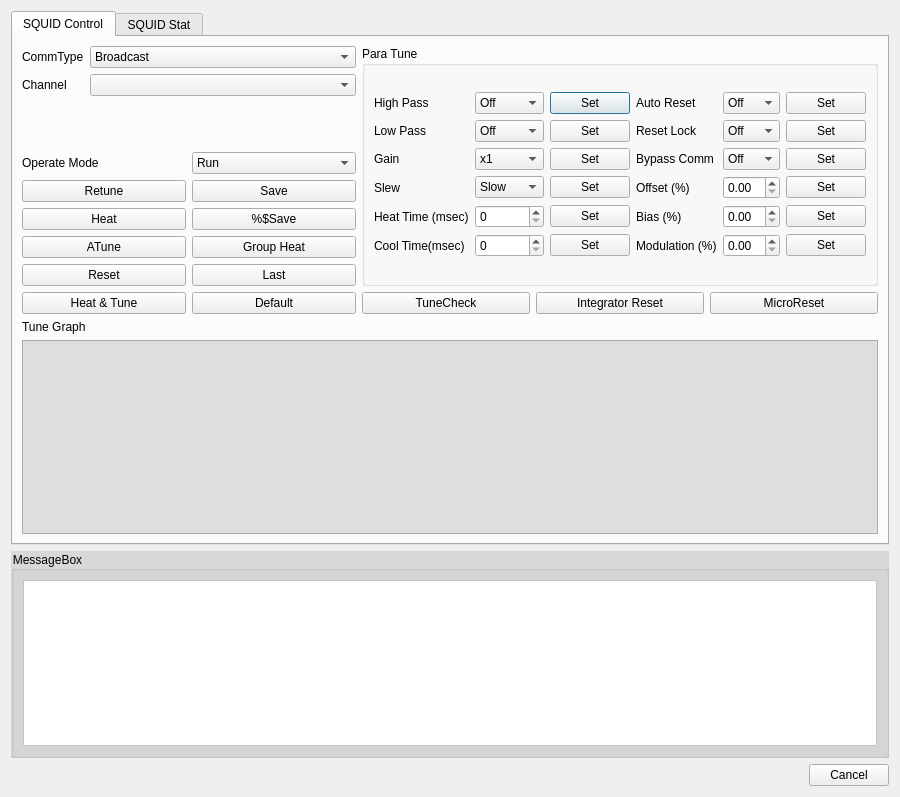
Old version of the form applications/mne_x/plugins/mnertclient/FormFiles/mnertclientsquidcontroldgl.ui in the repository mne-tools/mne-cpp.
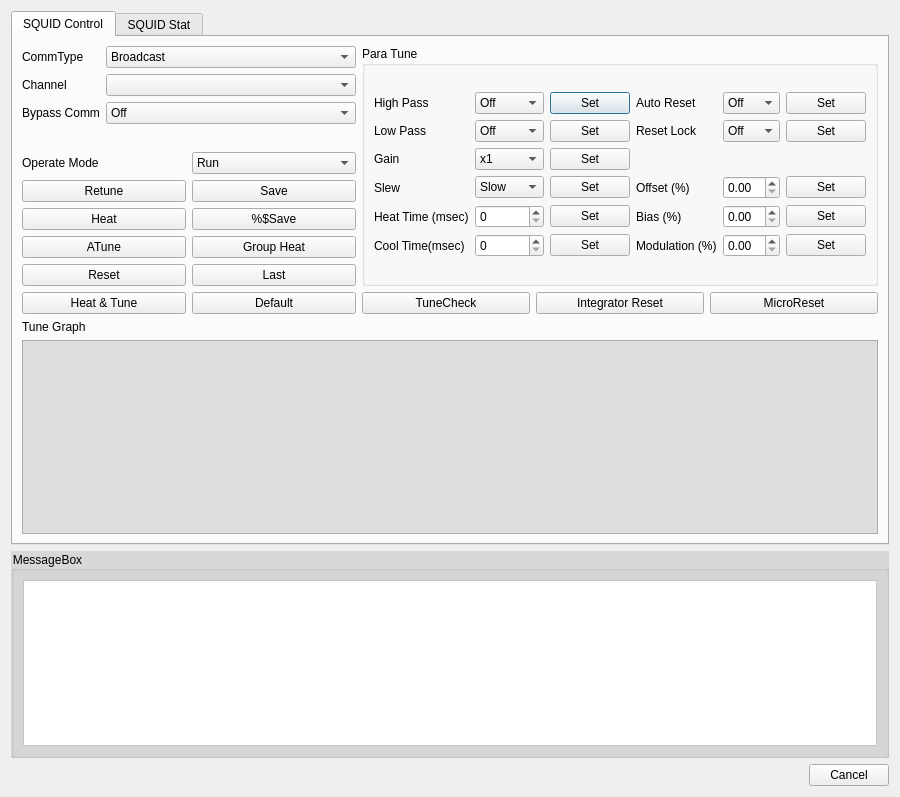
New version of the form.

What changed in the file:
```diff
--- a/applications/mne_x/plugins/mnertclient/FormFiles/mnertclientsquidcontroldgl.ui
+++ b/applications/mne_x/plugins/mnertclient/FormFiles/mnertclientsquidcontroldgl.ui
@@ -115,13 +115,6 @@
               </property>
              </widget>
             </item>
-            <item row="2" column="4">
-             <widget class="QLabel" name="label_10">
-              <property name="text">
-               <string>Bypass Comm</string>
-              </property>
-             </widget>
-            </item>
             <item row="1" column="1">
              <widget class="QComboBox" name="m_Qcb_lp">
               <item>
@@ -199,20 +192,6 @@
               </item>
              </widget>
             </item>
-            <item row="2" column="5">
-             <widget class="QComboBox" name="m_Qcb_bypass_comm">
-              <item>
-               <property name="text">
-                <string>Off</string>
-               </property>
-              </item>
-              <item>
-               <property name="text">
-                <string>On</string>
-               </property>
-              </item>
-             </widget>
-            </item>
             <item row="1" column="4">
              <widget class="QLabel" name="label_9">
               <property name="text">
@@ -279,13 +258,6 @@
               </property>
              </widget>
             </item>
-            <item row="2" column="6">
-             <widget class="QPushButton" name="m_Qbnset_bycomm">
-              <property name="text">
-               <string>Set</string>
-              </property>
-             </widget>
-            </item>
             <item row="5" column="0">
              <widget class="QLabel" name="label_15">
               <property name="text">
@@ -412,6 +384,27 @@
          <item row="1" column="1">
           <widget class="QComboBox" name="m_Qcb_channel"/>
          </item>
+         <item row="2" column="0">
+          <widget class="QLabel" name="label_10">
+           <property name="text">
+            <string>Bypass Comm</string>
+           </property>
+          </widget>
+         </item>
+         <item row="2" column="1">
+          <widget class="QComboBox" name="m_Qcb_bypass_comm">
+           <item>
+            <property name="text">
+             <string>Off</string>
+            </property>
+           </item>
+           <item>
+            <property name="text">
+             <string>On</string>
+            </property>
+           </item>
+          </widget>
+         </item>
         </layout>
        </item>
        <item row="2" column="1">
```
